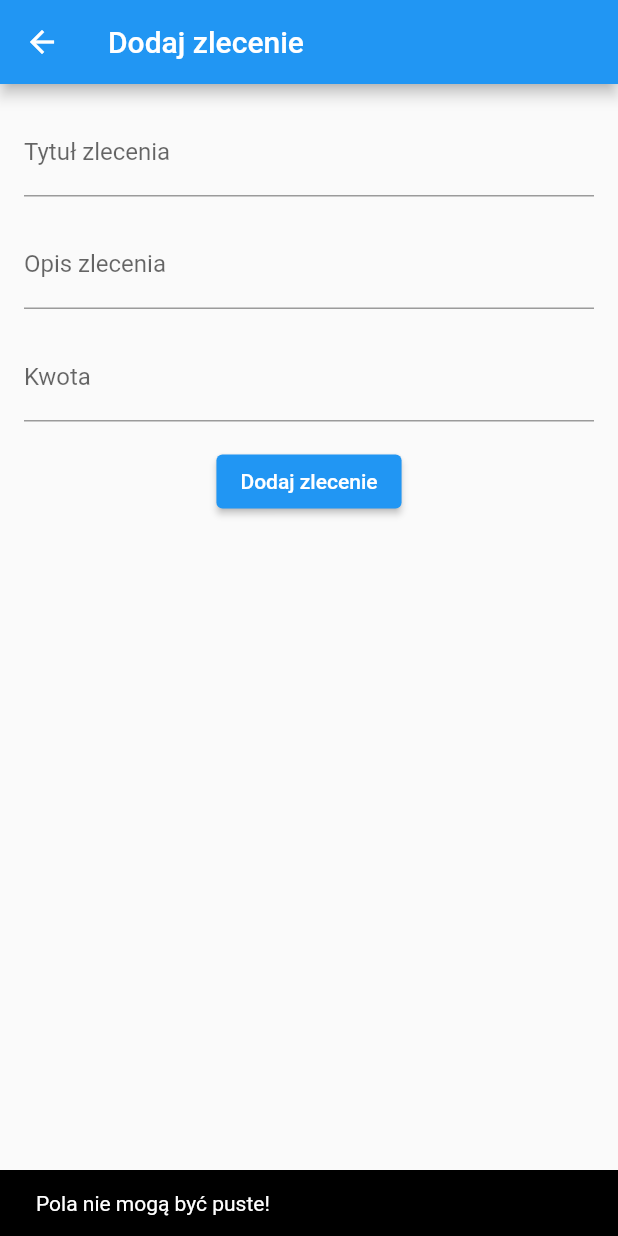
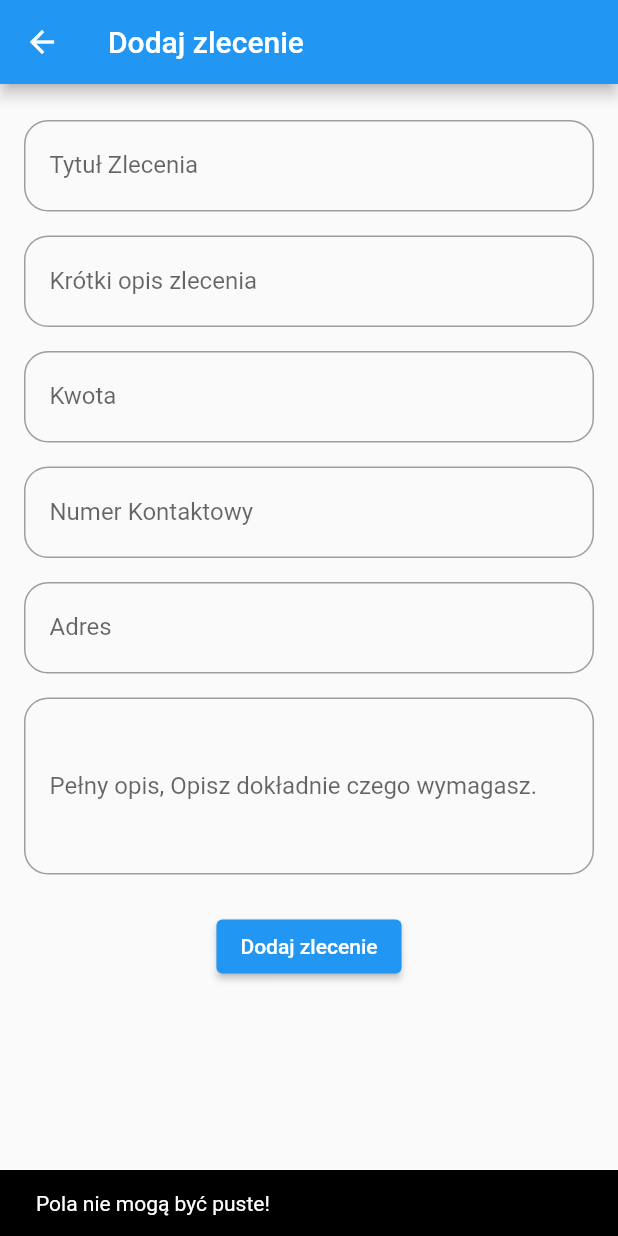
Before and after one commit to Ancyrafi/workierr, a Flutter app: the AddOrderPage screen opened directly, after a tap on "Dodaj zlecenie", on a phone screen of 412 x 824 dp. Run offline on Flutter 3.47's test engine with Material 2 defaults, Android fonts, the phone set to English and light mode, and no system bars; our stand-ins replace cloud_firestore, firebase_auth, firebase_core, flutter_bloc; missing offline and left inert: flutterfire_ui; accounts and stored records are empty.

Commit message:
Upgrade addorderPage

```diff
--- a/lib/features/AddOrder/add_order.dart
+++ b/lib/features/AddOrder/add_order.dart
@@ -1,7 +1,6 @@
 import 'package:aplikacja/repository/repository.dart';
 import 'package:flutter/material.dart';
 import 'package:flutter_bloc/flutter_bloc.dart';
-import 'package:flutter/services.dart';
 
 import 'cubit/addorder_cubit.dart';
 
@@ -16,6 +15,9 @@ class _AddOrderPageState extends State<AddOrderPage> {
   final _titleController = TextEditingController();
   final _descriptionController = TextEditingController();
   final _priceController = TextEditingController();
+  final _phoneNumberController = TextEditingController();
+  final _addressController = TextEditingController();
+  final _fullDescriptionController = TextEditingController();
 
   @override
   Widget build(BuildContext context) {
@@ -35,47 +37,61 @@ class _AddOrderPageState extends State<AddOrderPage> {
 
             return Padding(
               padding: const EdgeInsets.all(16),
+              child: SingleChildScrollView(
                 child: Column(
                   children: [
-                  TextField(
+                    _buildTextField(
+                      labelText: 'Tytuł Zlecenia',
                       controller: _titleController,
-                    decoration: const InputDecoration(
-                      labelText: 'Tytuł zlecenia',
-                      hintText: 'Wprowadź tytuł zlecenia',
+                      hintText: 'Podaj tytuł swojego zlecenia',
                     ),
+                    _buildTextField(
+                      labelText: 'Krótki opis zlecenia',
+                      controller: _descriptionController,
+                      hintText:
+                          'Napisz krótki opis zlecenia, aby był widoczny na liście wyboru',
                     ),
-                  const SizedBox(height: 16),
-                  TextField(
-                    controller: _descriptionController,
-                    decoration: const InputDecoration(
-                      labelText: 'Opis zlecenia',
-                      hintText: 'Wprowadź opis zlecenia',
+                    _buildTextField(
+                        controller: _priceController,
+                        hintText:
+                            'Podaj nam informacje ile jesteś wstanie zapłacić za wykonanie usługi',
+                        labelText: 'Kwota',
+                        keyboardType: TextInputType.number,
+                        suffixText: 'Zł'),
+                    _buildTextField(
+                      controller: _phoneNumberController,
+                      hintText: 'Podaj numer telefonu w celach kontaktowych',
+                      labelText: 'Numer Kontaktowy',
+                      keyboardType: TextInputType.phone,
                     ),
-                  ),
-                  const SizedBox(height: 16),
-                  TextField(
-                    controller: _priceController,
-                    keyboardType: TextInputType.number, // Dodaj to
-                    inputFormatters: <TextInputFormatter>[
-                      FilteringTextInputFormatter.allow(
-                          RegExp(r'^\d+(\.\d+)?')), // Dodaj to
-                    ],
-                    decoration: const InputDecoration(
-                      labelText: 'Kwota',
-                      hintText: 'Wprowadź ile możesz zapłacić za zadanie!',
-                      suffixText: 'zł', // Dodaj to
-                    ),
+                    _buildTextField(
+                        controller: _addressController,
+                        hintText:
+                            'Podaj adres, na który ma się stawić zleceniobiorca',
+                        labelText: 'Adres'),
+                    _buildTextField(
+                      labelText: 'Pełny opis, Opisz dokładnie czego wymagasz.',
+                      controller: _fullDescriptionController,
+                      hintText: 'Pełny opis',
+                      maxLength: 250,
+                      maxLines: 4,
                     ),
                     const SizedBox(height: 16),
                     ElevatedButton(
                       onPressed: () {
                         if (_titleController.text.isNotEmpty &&
                             _descriptionController.text.isNotEmpty &&
-                          _priceController.text.isNotEmpty) {
+                            _priceController.text.isNotEmpty &&
+                            _phoneNumberController.text.isNotEmpty &&
+                            _addressController.text.isNotEmpty &&
+                            _fullDescriptionController.text.isNotEmpty) {
                           context.read<AddOrderCubit>().addOrder(
                                 _titleController.text,
                                 _descriptionController.text,
                                 _priceController.text,
+                                //  _phoneNumberController.text,
+                                //  _addressController.text,
+                                //   _fullDescriptionController.text,
                               );
                           Navigator.of(context).pop();
                         } else {
@@ -91,9 +107,46 @@ class _AddOrderPageState extends State<AddOrderPage> {
                     ),
                   ],
                 ),
+              ),
             );
           },
         ),
+      ),
+    );
+  }
+
+  Widget _buildTextField({
+    required TextEditingController controller,
+    required String hintText,
+    required String labelText,
+    TextInputType keyboardType = TextInputType.text,
+    int? maxLength,
+    int maxLines = 1,
+    String? suffixText,
+  }) {
+    return Container(
+      margin: const EdgeInsets.symmetric(vertical: 8.0),
+      padding: const EdgeInsets.symmetric(horizontal: 8.0),
+      decoration: BoxDecoration(
+        borderRadius: BorderRadius.circular(16.0),
+        border: Border.all(color: Colors.grey),
+      ),
+      child: TextField(
+        controller: controller,
+        keyboardType: keyboardType,
+        maxLength: maxLength,
+        maxLines: maxLines,
+        decoration: InputDecoration(
+          labelText: labelText,
+          hintText: hintText,
+          hintStyle: const TextStyle(color: Colors.grey),
+          border: InputBorder.none,
+          counterText: '',
+          contentPadding:
+              const EdgeInsets.symmetric(horizontal: 8.0, vertical: 12.0),
+          suffixText: suffixText,
+        ),
+        style: const TextStyle(fontSize: 16.0),
       ),
     );
   }
@@ -102,6 +155,10 @@ class _AddOrderPageState extends State<AddOrderPage> {
   void dispose() {
     _titleController.dispose();
     _descriptionController.dispose();
+    _priceController.dispose();
+    _phoneNumberController.dispose();
+    _addressController.dispose();
+    _fullDescriptionController.dispose();
     super.dispose();
   }
 }
```
Lines whose indentation alone changed are shown as unchanged.
